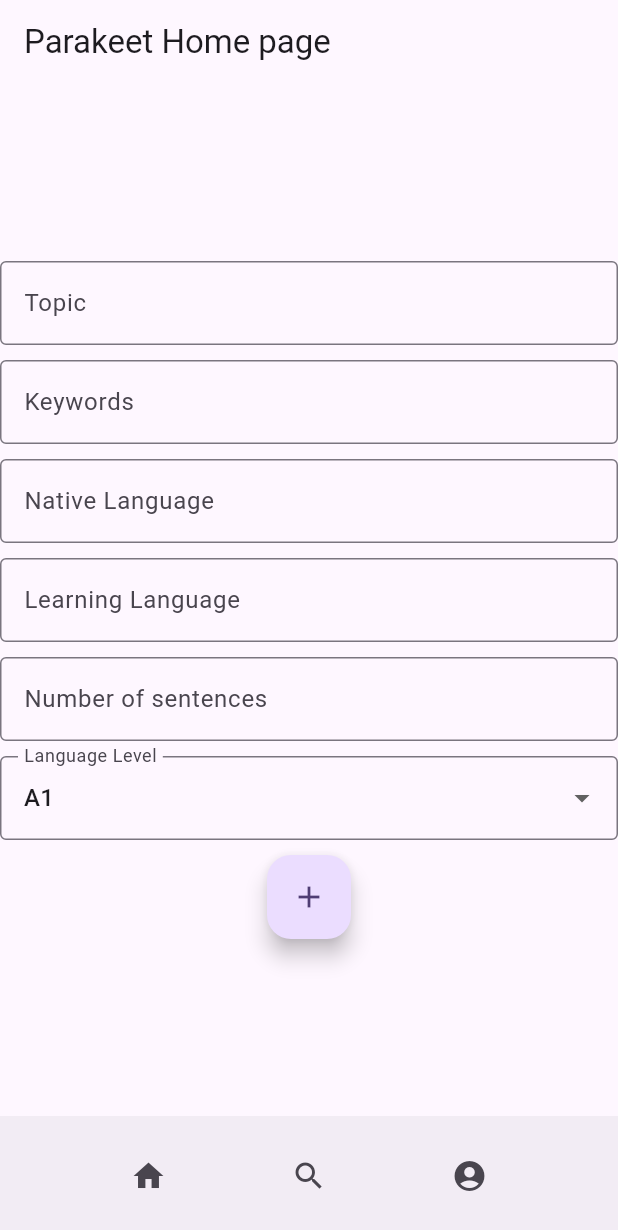
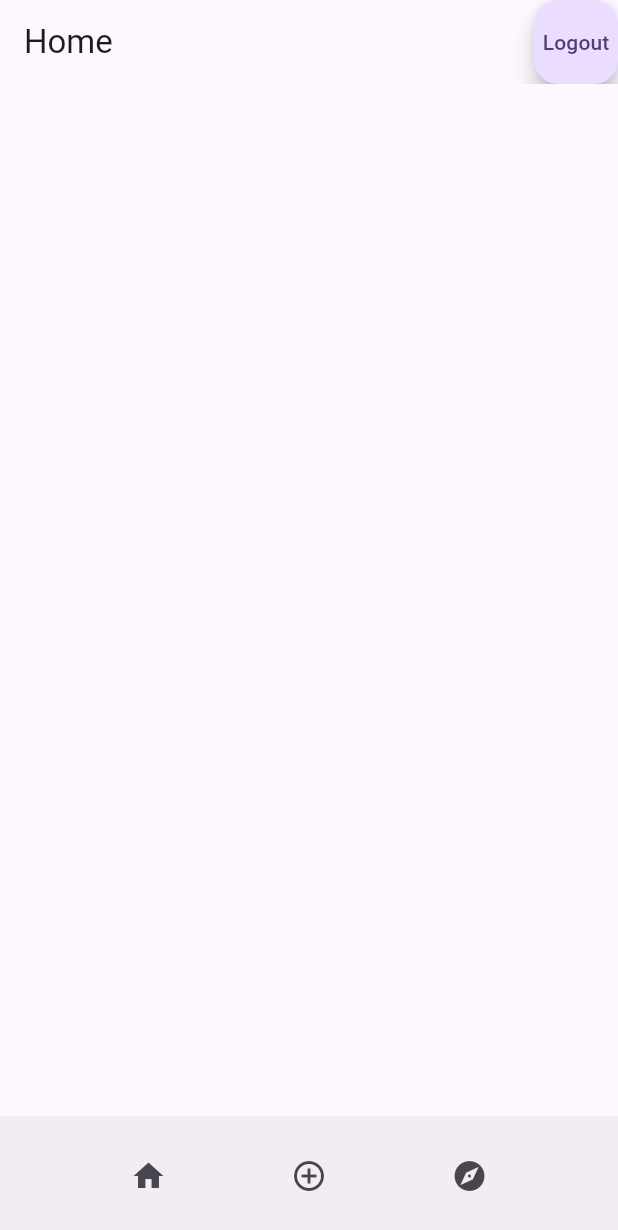
Before and after one commit to arjuna-dev/parakeet, a Flutter app: the screen it shows once a user with an empty profile is signed in, on a phone screen of 412 x 824 dp. Shown: the top 1230 px of the screen. Run offline on Flutter 3.47's test engine with Material 3 defaults, Android fonts, the phone set to English and light mode, and no system bars; our stand-ins replace cloud_firestore, firebase_auth, firebase_core, google_sign_in; accounts and stored records are empty.

Commit message:
Add BottomMenuBar component and update navigation in main.dart and homepage.dart

```diff
--- /dev/null
+++ b/lib/Navigation/bottom_menu_bar.dart
@@ -0,0 +1,38 @@
+import 'package:flutter/material.dart';
+
+class BottomMenuBar extends StatelessWidget {
+  const BottomMenuBar({
+    super.key,
+  });
+
+  @override
+  Widget build(BuildContext context) {
+    return BottomAppBar(
+      child: Row(
+        mainAxisAlignment: MainAxisAlignment.spaceEvenly,
+        children: <Widget>[
+          IconButton(
+            icon: const Icon(Icons.home),
+            onPressed: () {
+              if (ModalRoute.of(context)?.settings.name != '/') {
+                Navigator.pushNamed(context, '/');
+              }
+            },
+          ),
+          IconButton(
+            icon: const Icon(Icons.add_circle_outline),
+            onPressed: () {
+              Navigator.pushNamed(context, '/create_lesson');
+            },
+          ),
+          IconButton(
+            icon: const Icon(Icons.explore),
+            onPressed: () {
+              Navigator.pushNamed(context, '/library');
+            },
+          )
+        ],
+      ),
+    );
+  }
+}
--- a/lib/main.dart
+++ b/lib/main.dart
@@ -3,9 +3,10 @@ import 'firebase_options.dart';
 import 'package:firebase_core/firebase_core.dart';
 import 'package:firebase_auth/firebase_auth.dart';
 
-import 'screens/homepage.dart';
+import 'screens/create_lesson_screen.dart';
+import 'screens/home_screen.dart';
 import 'screens/auth_screen.dart';
-import 'screens/search_screen.dart';
+import 'screens/library_screen.dart';
 
 Future<void> main() async {
   WidgetsFlutterBinding.ensureInitialized();
@@ -38,7 +39,7 @@ class MyApp extends StatelessWidget {
                     return const AuthScreen();
                   } else {
                     // If the user is logged in, show the Home page
-                    return const HomePage(title: 'Parakeet Home page');
+                    return const Home();
                   }
                 }
 
@@ -46,8 +47,10 @@ class MyApp extends StatelessWidget {
                 return const CircularProgressIndicator();
               },
             ),
+        '/create_lesson': (context) =>
+            const CreateLesson(title: 'Create your lesson!!'),
         '/login': (context) => const AuthScreen(),
-        '/search': (context) => const SearchScreen(),
+        '/library': (context) => const Library(),
       },
     );
   }
--- a/lib/screens/homepage.dart
+++ b/lib/screens/create_lesson_screen.dart
@@ -1,20 +1,21 @@
 import 'package:auralearn/screens/confirm_script_screen.dart';
+import 'package:auralearn/Navigation/bottom_menu_bar.dart';
 import 'package:flutter/material.dart';
 import 'package:http/http.dart' as http;
 import 'package:cloud_firestore/cloud_firestore.dart';
 import 'package:firebase_auth/firebase_auth.dart';
 import 'dart:convert';
 
-class HomePage extends StatefulWidget {
-  const HomePage({Key? key, this.title}) : super(key: key);
+class CreateLesson extends StatefulWidget {
+  const CreateLesson({Key? key, this.title}) : super(key: key);
 
   final String? title;
 
   @override
-  State<HomePage> createState() => _MyHomePageState();
+  State<CreateLesson> createState() => _CreateLessonState();
 }
 
-class _MyHomePageState extends State<HomePage> {
+class _CreateLessonState extends State<CreateLesson> {
   var topic = '';
 
   var keywords = '';
@@ -179,34 +180,6 @@ class _MyHomePageState extends State<HomePage> {
             ],
           ),
         ),
-        bottomNavigationBar: BottomAppBar(
-          child: Row(
-            mainAxisAlignment: MainAxisAlignment.spaceEvenly,
-            children: <Widget>[
-              IconButton(
-                icon: const Icon(Icons.home),
-                onPressed: () {
-                  if (ModalRoute.of(context)?.settings.name != '/') {
-                    Navigator.pushNamed(context, '/');
-                  }
-                },
-              ),
-              IconButton(
-                icon: const Icon(Icons.search),
-                onPressed: () {
-                  Navigator.pushNamed(context, '/search');
-                },
-              ),
-              IconButton(
-                icon: const Icon(Icons.account_circle),
-                onPressed: () async {
-                  await FirebaseAuth.instance.signOut();
-                  Navigator.pushNamedAndRemoveUntil(
-                      context, '/login', (route) => false);
-                },
-              ),
-            ],
-          ),
-        ));
+        bottomNavigationBar: const BottomMenuBar());
   }
 }
--- /dev/null
+++ b/lib/screens/home_screen.dart
@@ -0,0 +1,27 @@
+import 'package:auralearn/Navigation/bottom_menu_bar.dart';
+import 'package:flutter/material.dart';
+import 'package:firebase_auth/firebase_auth.dart';
+
+class Home extends StatelessWidget {
+  const Home({super.key});
+
+  @override
+  Widget build(BuildContext context) {
+    return Scaffold(
+      appBar: AppBar(
+        title: const Text('Home'),
+        actions: [
+          FloatingActionButton(
+            child: const Text('Logout'),
+            onPressed: () async {
+              await FirebaseAuth.instance.signOut();
+              Navigator.pushNamedAndRemoveUntil(
+                  context, '/login', (route) => false);
+            },
+          ),
+        ],
+      ),
+      bottomNavigationBar: const BottomMenuBar(),
+    );
+  }
+}
```
Also changed, not shown: lib/screens/library_screen.dart (added, +16 -0 lines), lib/screens/search_screen.dart (deleted, +0 -10 lines).
